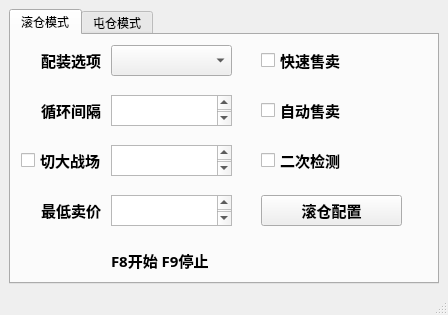
The window that GUI/AppGUI.ui (yizhixiaohui/DfMarketBot) describes before a commit, drawn with Qt 5.
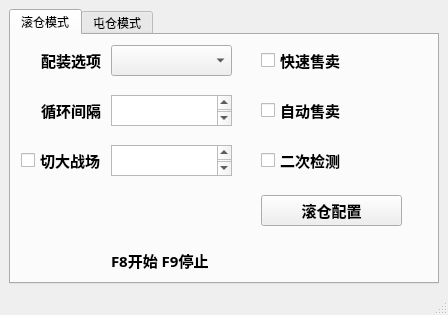
The same window after the commit.

Commit message: feat: 支持每个配置单独配置最低卖价

Patch:
```diff
--- a/GUI/AppGUI.ui
+++ b/GUI/AppGUI.ui
@@ -255,45 +255,6 @@
          <string>&lt;html&gt;&lt;head/&gt;&lt;body&gt;&lt;p&gt;循环多少次后进入大战场&lt;/p&gt;&lt;/body&gt;&lt;/html&gt;</string>
         </property>
        </widget>
-       <widget class="QTextEdit" name="textEdit_min_sell_price">
-        <property name="geometry">
-         <rect>
-          <x>100</x>
-          <y>160</y>
-          <width>121</width>
-          <height>31</height>
-         </rect>
-        </property>
-        <property name="font">
-         <font>
-          <family>微软雅黑</family>
-          <pointsize>11</pointsize>
-          <weight>75</weight>
-          <bold>true</bold>
-         </font>
-        </property>
-       </widget>
-       <widget class="QLabel" name="label_min_sell_price">
-        <property name="geometry">
-         <rect>
-          <x>30</x>
-          <y>160</y>
-          <width>71</width>
-          <height>31</height>
-         </rect>
-        </property>
-        <property name="font">
-         <font>
-          <family>微软雅黑</family>
-          <pointsize>11</pointsize>
-          <weight>75</weight>
-          <bold>true</bold>
-         </font>
-        </property>
-        <property name="text">
-         <string>最低卖价</string>
-        </property>
-       </widget>
       </widget>
       <widget class="QWidget" name="hoarding_tab">
        <attribute name="title">
```
The commit also changes 87 other files.
